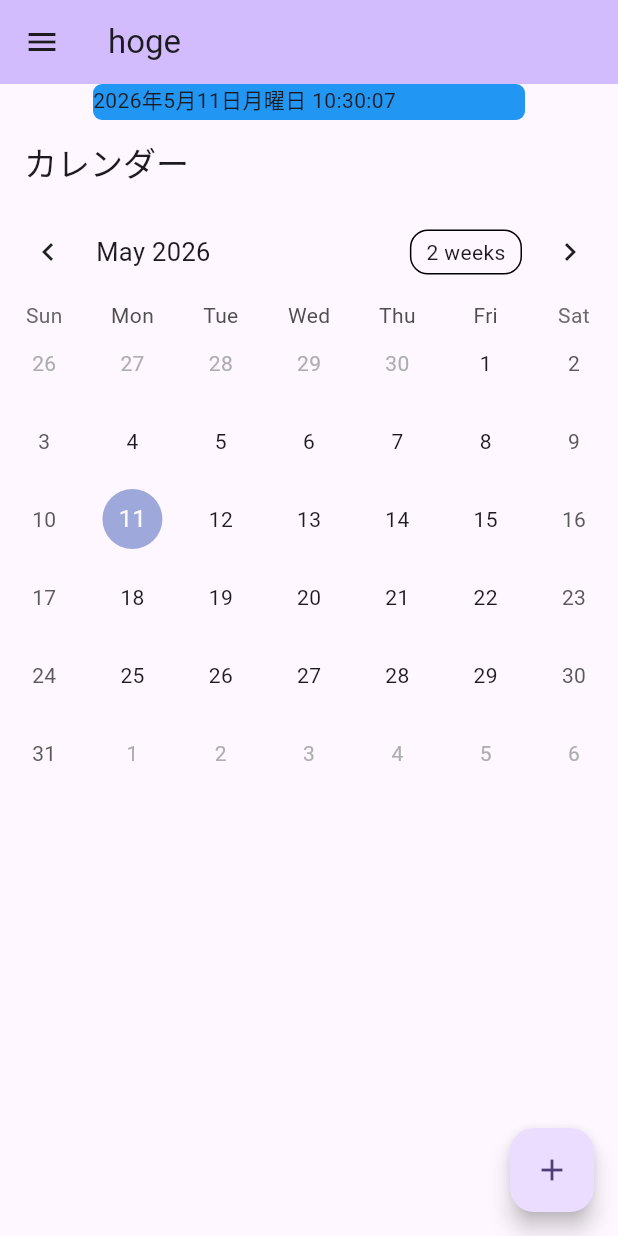
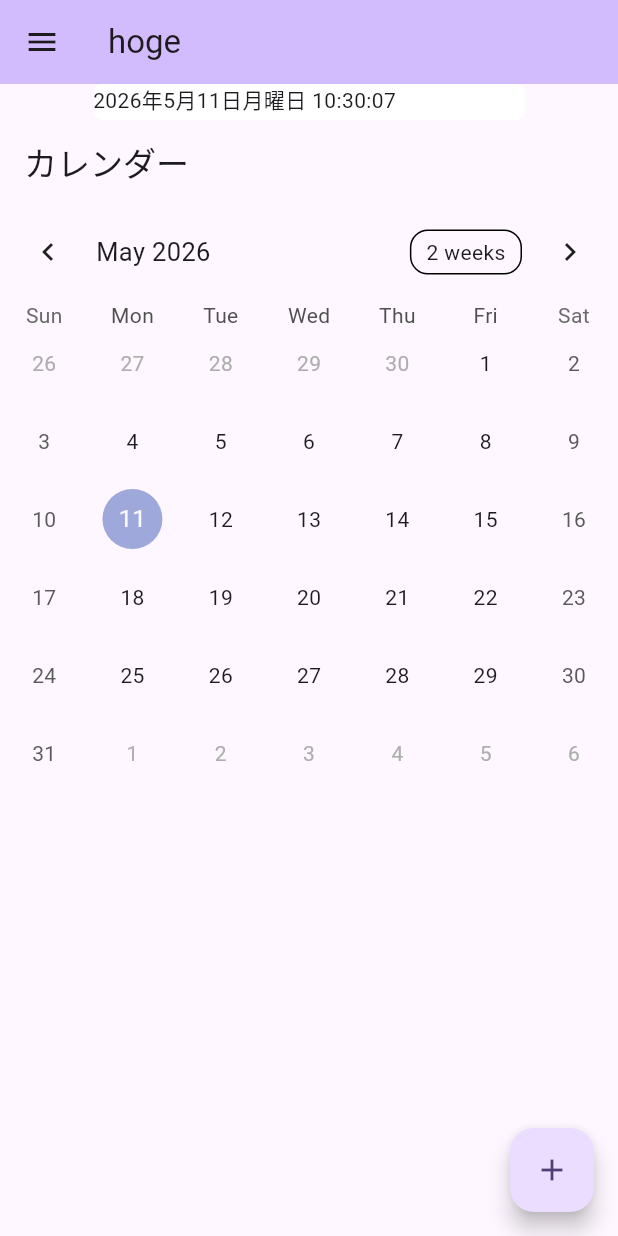
Before and after one commit to monorude/RDexp_26, a Flutter app: the screen it shows after launch, on a phone screen of 412 x 824 dp. Run offline on Flutter 3.47's test engine with Material 3 defaults, Android fonts, the phone set to English and light mode, and no system bars; drawn by our look-alikes of table_calendar; our stand-ins replace sqflite; accounts and stored records are empty.

```diff
--- a/lib/main.dart
+++ b/lib/main.dart
@@ -4,6 +4,8 @@ import 'package:flutter/material.dart';
 import 'package:flutter_application_1/table_calender_sample.dart';
 import 'package:intl/date_symbol_data_local.dart';
 import 'package:intl/intl.dart';
+import 'package:sqflite/sqflite.dart';
+
 
 import 'setting_page.dart';
 
@@ -143,7 +145,7 @@ class _MyHomePageState extends State<MyHomePage> {
             height: 24,
             decoration: BoxDecoration(
               borderRadius: BorderRadius.circular(6),
-              color: Colors.blue),
+              color: Colors.white),
             child: ClockTimer(),
           ),
         ),
--- a/pubspec.yaml
+++ b/pubspec.yaml
@@ -38,6 +38,7 @@ dependencies:
   table_calendar: ^3.2.0
   flutter_riverpod: ^2.6.1
   riverpod_annotation: ^2.6.1
+  sqflite: ^2.4.2+1
 
 dev_dependencies:
   flutter_test:
```
Also changed, not shown: lib/event.dart (added, +9 -0 lines), pubspec.lock, 7 other files.
